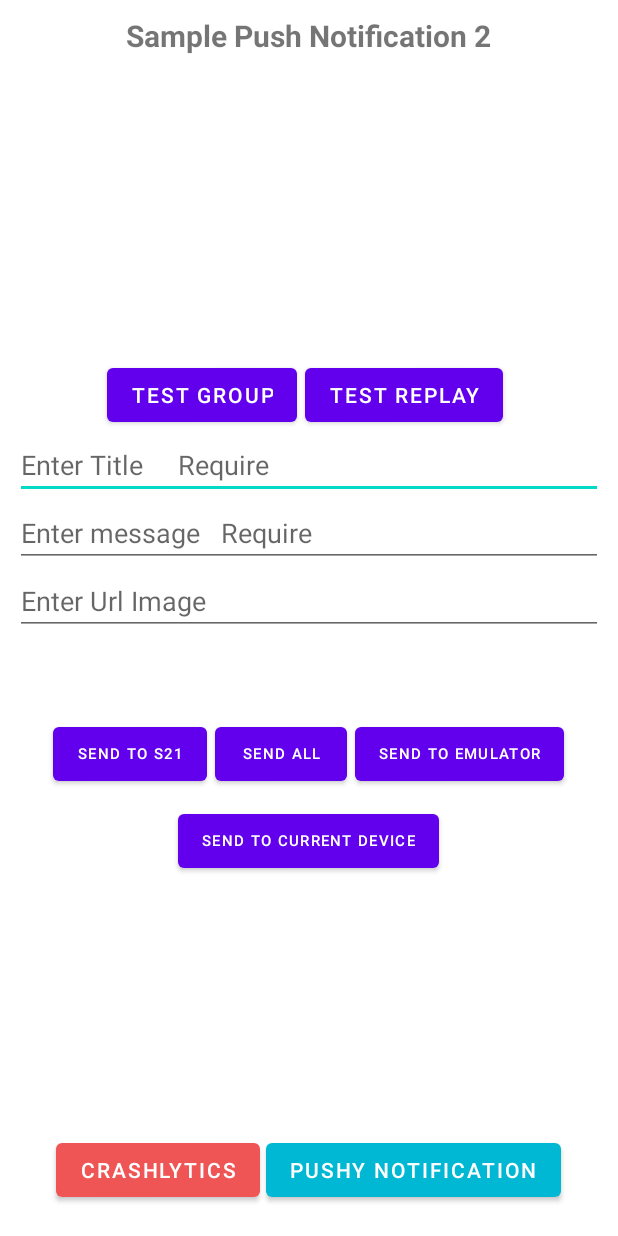
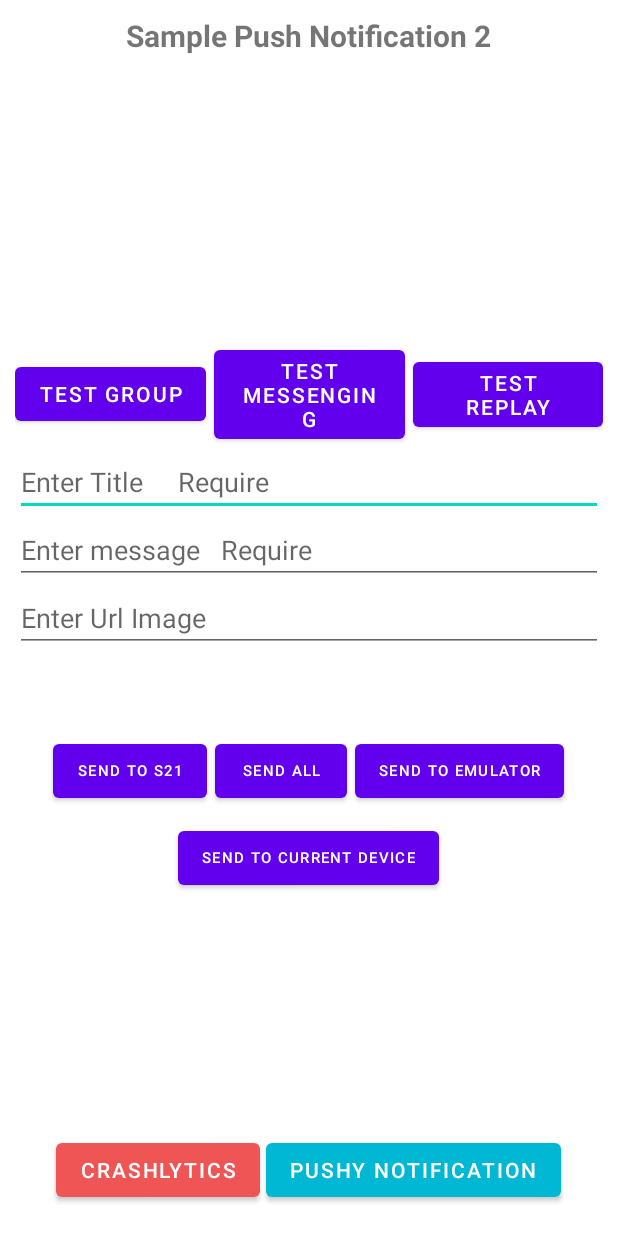
Before and after one commit to arashaltafi/Notification, an Android app: the screen it shows after launch (MainActivity), on a phone screen of 412 x 824 dp. Run offline under Robolectric (Android 15) with nearby library versions, the phone set to English and light mode, and no system bars; libraries missing offline, so code that uses them is left out: me.pushy.sdk; 1 statement that could not run was skipped.

Commit message:
Commit Add Messenging Style

```diff
--- a/app/src/main/AndroidManifest.xml
+++ b/app/src/main/AndroidManifest.xml
@@ -20,6 +20,9 @@
         android:roundIcon="@mipmap/ic_launcher_round"
         android:supportsRtl="true"
         android:theme="@style/Theme.PushNotification2">
+        <activity
+            android:name=".ui.messenging.MessengingActivity"
+            android:exported="false" />
         <activity
             android:name=".ui.replay.replay2.SecondActivity"
             android:exported="false" />
--- /dev/null
+++ b/app/src/main/java/com/arash/altafi/notification2/models/ChatData.kt
@@ -0,0 +1,3 @@
+package com.arash.altafi.notification2.models
+
+data class ChatData(var username: String?, var message: String, var t: Long)
--- a/app/src/main/java/com/arash/altafi/notification2/ui/MainActivity.kt
+++ b/app/src/main/java/com/arash/altafi/notification2/ui/MainActivity.kt
@@ -16,6 +16,7 @@ import com.arash.altafi.notification2.ui.group.GroupActivity
 import com.arash.altafi.notification2.ui.replay.ReplayActivity
 import com.arash.altafi.notification2.utils.Constants
 import com.arash.altafi.notification2.service.FirebaseService
+import com.arash.altafi.notification2.ui.messenging.MessengingActivity
 import com.google.android.gms.tasks.OnCompleteListener
 import com.google.firebase.messaging.FirebaseMessaging
 import com.google.gson.Gson
@@ -72,6 +73,10 @@ class MainActivity : AppCompatActivity() {
 
         btnTestReplay.setOnClickListener {
             startActivity(Intent(this, ReplayActivity::class.java))
+        }
+
+        btnTestMessenging.setOnClickListener {
+            startActivity(Intent(this, MessengingActivity::class.java))
         }
 
         btnSend.setOnClickListener {
--- a/app/src/main/res/layout/activity_main.xml
+++ b/app/src/main/res/layout/activity_main.xml
@@ -30,18 +30,28 @@
             android:layout_height="wrap_content"
             android:layout_gravity="center"
             android:gravity="center"
+            android:layout_weight="3"
             android:orientation="horizontal">
 
             <com.google.android.material.button.MaterialButton
                 android:id="@+id/btnTestReplay"
-                android:layout_width="wrap_content"
+                android:layout_width="0dp"
+                android:layout_weight="1"
                 android:layout_height="wrap_content"
-                android:layout_marginHorizontal="5dp"
                 android:text="Test Replay" />
 
             <com.google.android.material.button.MaterialButton
+                android:id="@+id/btnTestMessenging"
+                android:layout_width="0dp"
+                android:layout_weight="1"
+                android:layout_height="wrap_content"
+                android:layout_marginHorizontal="5dp"
+                android:text="Test Messenging" />
+
+            <com.google.android.material.button.MaterialButton
                 android:id="@+id/btnTestGroup"
-                android:layout_width="wrap_content"
+                android:layout_width="0dp"
+                android:layout_weight="1"
                 android:layout_height="wrap_content"
                 android:text="Test Group" />
 
```
Also changed, not shown: app/src/main/java/com/arash/altafi/notification2/ui/messenging/MessengingActivity.kt (added, +40 -0 lines), app/src/main/java/com/arash/altafi/notification2/utils/NotificationUtils.kt (+47 -0 lines), app/src/main/res/layout/activity_messenging.xml (added, +49 -0 lines).
